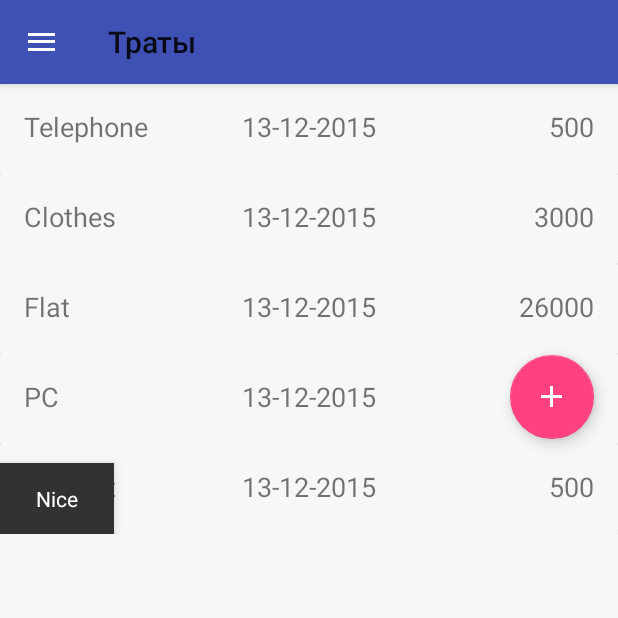
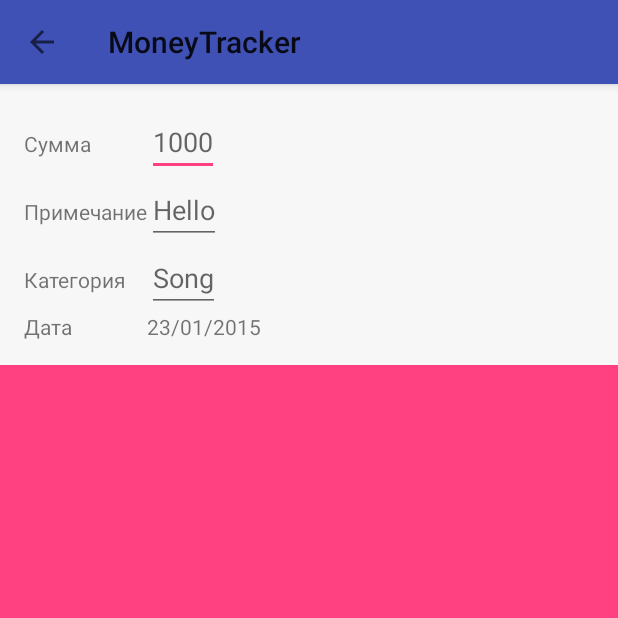
Before and after one commit to RussellGk/MoneyTracker, an Android app: the screen it shows after launch (MainActivity before the commit, AddExpenseActivity after it), after a tap on an icon or button, on a phone screen of 412 x 824 dp, the top half of it. Run offline under Robolectric (Android 15) with nearby library versions, the phone set to English and light mode, and no system bars.

Commit message:
Launch the 2nd Activity webinar

```diff
--- a/app/src/main/AndroidManifest.xml
+++ b/app/src/main/AndroidManifest.xml
@@ -17,6 +17,10 @@
                 <category android:name="android.intent.category.LAUNCHER" />
             </intent-filter>
         </activity>
+        <activity android:name=".AddExpenseActivity">
+            <meta-data android:name="android.support.PARENT_ACTIVITY"
+                android:value=".MainActivity"/>
+        </activity>
     </application>
 
 </manifest>
--- /dev/null
+++ b/app/src/main/java/com/hardteam/moneytracker/AddExpenseActivity.java
@@ -0,0 +1,47 @@
+package com.hardteam.moneytracker;
+
+import android.content.Intent;
+import android.os.Bundle;
+import android.support.v4.view.GravityCompat;
+import android.support.v7.app.AppCompatActivity;
+import android.support.v7.widget.Toolbar;
+import android.util.Log;
+import android.view.MenuItem;
+
+/**
+ * Created by RG on 12.12.2015.
+ */
+public class AddExpenseActivity extends AppCompatActivity {
+
+    private Toolbar toolbar;
+
+    @Override
+    protected void onCreate(Bundle savedInstanceState) {
+        super.onCreate(savedInstanceState);
+        setContentView(R.layout.activity_add_expense);
+
+        toolbar = (Toolbar) findViewById(R.id.toolbar); // from import android.support.v7.widget.Toolbar;
+        setSupportActionBar(toolbar);
+
+        Intent intent = getIntent();
+        String value = intent.getStringExtra("key");
+        Log.e("Value", value);
+
+        if (getSupportActionBar()!= null)
+        {
+            getSupportActionBar().setDisplayHomeAsUpEnabled(true);
+        }
+    }
+
+    @Override
+    public boolean onOptionsItemSelected(MenuItem item) {
+        int id = item.getItemId();
+        if(id == android.R.id.home)// burger button on Toolbar
+        {
+            onBackPressed();
+            finish();// add finish() method for Destroy the current Activity
+            return true;
+        }
+        return super.onOptionsItemSelected(item);
+    }
+}
--- a/app/src/main/java/com/hardteam/moneytracker/Category.java
+++ b/app/src/main/java/com/hardteam/moneytracker/Category.java
@@ -7,8 +7,7 @@ public class Category {
 
     private String categoryName;
 
-    public Category(String categoryName)
-
+    Category(String categoryName)
     {
         this.categoryName = categoryName;
     }
--- a/app/src/main/java/com/hardteam/moneytracker/CategoryAdapter.java
+++ b/app/src/main/java/com/hardteam/moneytracker/CategoryAdapter.java
@@ -15,7 +15,7 @@ import java.util.List;
  * Created by RG on 07.12.2015.
  */
 
-public class CategoryAdapter extends RecyclerView.Adapter<CategoryAdapter.CardViewHolder>//ArrayAdapter<Category> {
+public class CategoryAdapter extends RecyclerView.Adapter<CategoryAdapter.CardViewHolder>
 {
     List<Category> category;
 
--- a/app/src/main/java/com/hardteam/moneytracker/ExpansesFragment.java
+++ b/app/src/main/java/com/hardteam/moneytracker/ExpansesFragment.java
@@ -1,5 +1,6 @@
 package com.hardteam.moneytracker;
 
+import android.content.Intent;
 import android.os.Bundle;
 import android.support.annotation.Nullable;
 import android.support.design.widget.FloatingActionButton;
@@ -39,7 +40,11 @@ public class ExpansesFragment extends Fragment { //!!! android.support.v4.app.Fr
         @Override
         public void onClick(View v)
         {
-            Snackbar.make(mainView,"Nice", Snackbar.LENGTH_SHORT).show();
+//          Snackbar.make(mainView,"Nice", Snackbar.LENGTH_SHORT).show();
+            Intent intent = new Intent(getActivity(), AddExpenseActivity.class);
+            intent.putExtra("key","value");
+            getActivity().startActivity(intent);
+
         }
         });
 
--- /dev/null
+++ b/app/src/main/res/layout/activity_add_expense.xml
@@ -0,0 +1,61 @@
+<?xml version="1.0" encoding="utf-8"?>
+<LinearLayout xmlns:android="http://schemas.android.com/apk/res/android"
+    style="@style/Container.DarkBackground">
+
+    <include android:id = "@+id/toolbar"
+        layout="@layout/toolbar"/>
+
+    <GridLayout
+        android:layout_width="match_parent"
+        android:layout_height="wrap_content"
+        android:background="@color/white"
+        android:padding="@dimen/activity_vertical_margin"
+        android:columnCount="2">
+        <!--android:rowCount="4">-->
+
+        <TextView
+            android:text="Сумма"
+            android:gravity="fill"
+            android:layout_width="wrap_content"
+            android:layout_height="wrap_content"/>
+        <EditText
+            android:hint="1000"
+            android:gravity="fill"
+            android:layout_width="wrap_content"
+            android:layout_height="wrap_content"/>
+
+        <TextView
+            android:text="Примечание"
+            android:gravity="fill"
+            android:layout_width="wrap_content"
+            android:layout_height="wrap_content"/>
+        <EditText
+            android:hint="Hello"
+            android:gravity="fill"
+            android:layout_width="wrap_content"
+            android:layout_height="wrap_content"/>
+
+        <TextView
+            android:text="Категория"
+            android:gravity="fill"
+            android:layout_width="wrap_content"
+            android:layout_height="wrap_content"/>
+        <EditText
+            android:hint="Song"
+            android:gravity="fill"
+            android:layout_width="wrap_content"
+            android:layout_height="wrap_content"/>
+
+        <TextView
+            android:text="Дата"
+            android:gravity="fill"
+            android:layout_width="wrap_content"
+            android:layout_height="wrap_content"/>
+        <TextView
+            android:text="23/01/2015"
+            android:gravity="fill"
+            android:layout_width="wrap_content"
+            android:layout_height="wrap_content"/>
+    </GridLayout>
+
+</LinearLayout>
--- a/app/src/main/res/values/styles.xml
+++ b/app/src/main/res/values/styles.xml
@@ -1,7 +1,7 @@
 <resources>
 
     <!-- Base application theme. -->
-    <style name="AppTheme" parent="Theme.AppCompat.Light.DarkActionBar">
+    <style name="AppTheme" parent="Theme.AppCompat.Light.NoActionBar">
         <!--parent -> NoActionVar-->
         <!-- Customize your theme here. -->
         <item name="colorPrimary">@color/colorPrimary</item>
@@ -12,11 +12,13 @@
         <item name="windowActionBar">false</item>
         <item name="windowNoTitle">true</item>
     </style>
+
     <style name="AppTheme.AppBarOverlay" parent="ThemeOverlay.AppCompat.Dark.ActionBar" />
     <style name="AppTheme.PopupOverlay" parent="ThemeOverlay.AppCompat.Light" />
+
     <style name="Container">
-        <item name="android:layout_width">wrap_content</item>
-        <item name="android:layout_height">wrap_content</item>
+        <item name="android:layout_width">match_parent</item>
+        <item name="android:layout_height">match_parent</item>
         <item name="android:gravity">center_horizontal</item>
         <item name="android:orientation">vertical</item>
     </style>
```
